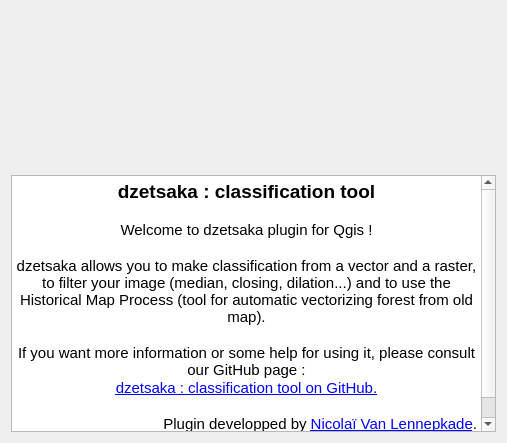
First picture: the form in ui/help_dock.ui, repository nkarasiak/dzetsaka, before the edit.
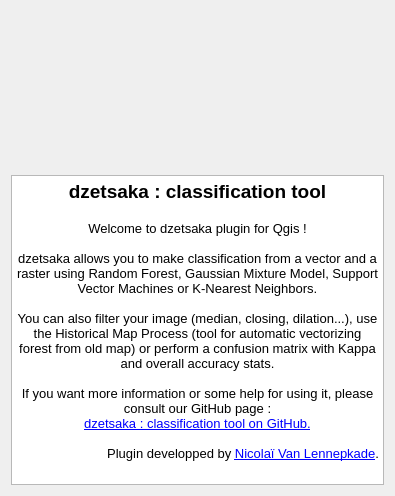
Second picture: the form after the edit. Icons and pictures are not drawn.

```diff
--- a/ui/help_dock.ui
+++ b/ui/help_dock.ui
@@ -6,8 +6,8 @@
    <rect>
     <x>0</x>
     <y>0</y>
-    <width>507</width>
-    <height>443</height>
+    <width>395</width>
+    <height>496</height>
    </rect>
   </property>
   <property name="windowTitle">
@@ -62,18 +62,19 @@
       <string>&lt;!DOCTYPE HTML PUBLIC &quot;-//W3C//DTD HTML 4.0//EN&quot; &quot;http://www.w3.org/TR/REC-html40/strict.dtd&quot;&gt;
 &lt;html&gt;&lt;head&gt;&lt;meta name=&quot;qrichtext&quot; content=&quot;1&quot; /&gt;&lt;style type=&quot;text/css&quot;&gt;
 p, li { white-space: pre-wrap; }
-&lt;/style&gt;&lt;/head&gt;&lt;body style=&quot; font-family:'Ubuntu'; font-size:11pt; font-weight:400; font-style:normal;&quot;&gt;
-&lt;p align=&quot;center&quot; style=&quot; margin-top:0px; margin-bottom:0px; margin-left:0px; margin-right:0px; -qt-block-indent:0; text-indent:0px;&quot;&gt;&lt;span style=&quot; font-size:14pt; font-weight:600;&quot;&gt;dzetsaka : classification tool&lt;/span&gt;&lt;/p&gt;
-&lt;p align=&quot;center&quot; style=&quot;-qt-paragraph-type:empty; margin-top:0px; margin-bottom:0px; margin-left:0px; margin-right:0px; -qt-block-indent:0; text-indent:0px;&quot;&gt;&lt;br /&gt;&lt;/p&gt;
-&lt;p align=&quot;center&quot; style=&quot; margin-top:0px; margin-bottom:0px; margin-left:0px; margin-right:0px; -qt-block-indent:0; text-indent:0px;&quot;&gt;Welcome to dzetsaka plugin for Qgis !&lt;/p&gt;
-&lt;p align=&quot;center&quot; style=&quot;-qt-paragraph-type:empty; margin-top:0px; margin-bottom:0px; margin-left:0px; margin-right:0px; -qt-block-indent:0; text-indent:0px;&quot;&gt;&lt;br /&gt;&lt;/p&gt;
-&lt;p align=&quot;center&quot; style=&quot; margin-top:0px; margin-bottom:0px; margin-left:0px; margin-right:0px; -qt-block-indent:0; text-indent:0px;&quot;&gt;dzetsaka allows you to make classification from a vector and a raster, to filter your image (median, closing, dilation...) and to use the Historical Map Process (tool for automatic vectorizing forest from old map).&lt;/p&gt;
-&lt;p align=&quot;center&quot; style=&quot;-qt-paragraph-type:empty; margin-top:0px; margin-bottom:0px; margin-left:0px; margin-right:0px; -qt-block-indent:0; text-indent:0px;&quot;&gt;&lt;br /&gt;&lt;/p&gt;
-&lt;p align=&quot;center&quot; style=&quot; margin-top:0px; margin-bottom:0px; margin-left:0px; margin-right:0px; -qt-block-indent:0; text-indent:0px;&quot;&gt;If you want more information or some help for using it, please consult our GitHub page :&lt;/p&gt;
-&lt;p align=&quot;center&quot; style=&quot; margin-top:0px; margin-bottom:0px; margin-left:0px; margin-right:0px; -qt-block-indent:0; text-indent:0px;&quot;&gt;&lt;a href=&quot;https://github.com/lennepkade/dzetsaka&quot;&gt;&lt;span style=&quot; text-decoration: underline; color:#0000ff;&quot;&gt;dzetsaka : classification tool on GitHub.&lt;/span&gt;&lt;/a&gt;&lt;/p&gt;
-&lt;p align=&quot;center&quot; style=&quot;-qt-paragraph-type:empty; margin-top:0px; margin-bottom:0px; margin-left:0px; margin-right:0px; -qt-block-indent:0; text-indent:0px; text-decoration: underline; color:#0000ff;&quot;&gt;&lt;br /&gt;&lt;/p&gt;
-&lt;p align=&quot;right&quot; style=&quot; margin-top:0px; margin-bottom:0px; margin-left:0px; margin-right:0px; -qt-block-indent:0; text-indent:0px;&quot;&gt;Plugin developped by &lt;a href=&quot;http://www.lennepka.de&quot;&gt;&lt;span style=&quot; text-decoration: underline; color:#0000ff;&quot;&gt;Nicolaï Van Lennepkade&lt;/span&gt;&lt;/a&gt;.&lt;/p&gt;
-&lt;p align=&quot;center&quot; style=&quot;-qt-paragraph-type:empty; margin-top:0px; margin-bottom:0px; margin-left:0px; margin-right:0px; -qt-block-indent:0; text-indent:0px;&quot;&gt;&lt;br /&gt;&lt;/p&gt;&lt;/body&gt;&lt;/html&gt;</string>
+&lt;/style&gt;&lt;/head&gt;&lt;body style=&quot; font-family:'MS Shell Dlg 2'; font-size:8.25pt; font-weight:400; font-style:normal;&quot;&gt;
+&lt;p align=&quot;center&quot; style=&quot; margin-top:0px; margin-bottom:0px; margin-left:0px; margin-right:0px; -qt-block-indent:0; text-indent:0px;&quot;&gt;&lt;span style=&quot; font-family:'Ubuntu'; font-size:14pt; font-weight:600;&quot;&gt;dzetsaka : classification tool&lt;/span&gt;&lt;/p&gt;
+&lt;p align=&quot;center&quot; style=&quot;-qt-paragraph-type:empty; margin-top:0px; margin-bottom:0px; margin-left:0px; margin-right:0px; -qt-block-indent:0; text-indent:0px; font-family:'Ubuntu'; font-size:11pt;&quot;&gt;&lt;br /&gt;&lt;/p&gt;
+&lt;p align=&quot;center&quot; style=&quot; margin-top:0px; margin-bottom:0px; margin-left:0px; margin-right:0px; -qt-block-indent:0; text-indent:0px;&quot;&gt;&lt;span style=&quot; font-family:'Ubuntu'; font-size:10pt;&quot;&gt;Welcome to dzetsaka plugin for Qgis !&lt;/span&gt;&lt;/p&gt;
+&lt;p align=&quot;center&quot; style=&quot;-qt-paragraph-type:empty; margin-top:0px; margin-bottom:0px; margin-left:0px; margin-right:0px; -qt-block-indent:0; text-indent:0px; font-family:'Ubuntu'; font-size:10pt;&quot;&gt;&lt;br /&gt;&lt;/p&gt;
+&lt;p align=&quot;center&quot; style=&quot; margin-top:0px; margin-bottom:0px; margin-left:0px; margin-right:0px; -qt-block-indent:0; text-indent:0px;&quot;&gt;&lt;span style=&quot; font-family:'Ubuntu'; font-size:10pt;&quot;&gt;dzetsaka allows you to make classification from a vector and a raster using Random Forest, Gaussian Mixture Model, Support Vector Machines or K-Nearest Neighbors.&lt;/span&gt;&lt;/p&gt;
+&lt;p align=&quot;center&quot; style=&quot;-qt-paragraph-type:empty; margin-top:0px; margin-bottom:0px; margin-left:0px; margin-right:0px; -qt-block-indent:0; text-indent:0px; font-family:'Ubuntu'; font-size:10pt;&quot;&gt;&lt;br /&gt;&lt;/p&gt;
+&lt;p align=&quot;center&quot; style=&quot; margin-top:0px; margin-bottom:0px; margin-left:0px; margin-right:0px; -qt-block-indent:0; text-indent:0px;&quot;&gt;&lt;span style=&quot; font-family:'Ubuntu'; font-size:10pt;&quot;&gt;You can also filter your image (median, closing, dilation...), use the Historical Map Process (tool for automatic vectorizing forest from old map) or perform a confusion matrix with Kappa and overall accuracy stats.&lt;/span&gt;&lt;/p&gt;
+&lt;p align=&quot;center&quot; style=&quot;-qt-paragraph-type:empty; margin-top:0px; margin-bottom:0px; margin-left:0px; margin-right:0px; -qt-block-indent:0; text-indent:0px; font-family:'Ubuntu'; font-size:10pt;&quot;&gt;&lt;br /&gt;&lt;/p&gt;
+&lt;p align=&quot;center&quot; style=&quot; margin-top:0px; margin-bottom:0px; margin-left:0px; margin-right:0px; -qt-block-indent:0; text-indent:0px;&quot;&gt;&lt;span style=&quot; font-family:'Ubuntu'; font-size:10pt;&quot;&gt;If you want more information or some help for using it, please consult our GitHub page :&lt;/span&gt;&lt;/p&gt;
+&lt;p align=&quot;center&quot; style=&quot; margin-top:0px; margin-bottom:0px; margin-left:0px; margin-right:0px; -qt-block-indent:0; text-indent:0px;&quot;&gt;&lt;a href=&quot;https://github.com/lennepkade/dzetsaka&quot;&gt;&lt;span style=&quot; font-family:'Ubuntu'; font-size:10pt; text-decoration: underline; color:#0000ff;&quot;&gt;dzetsaka : classification tool on GitHub.&lt;/span&gt;&lt;/a&gt;&lt;/p&gt;
+&lt;p align=&quot;center&quot; style=&quot;-qt-paragraph-type:empty; margin-top:0px; margin-bottom:0px; margin-left:0px; margin-right:0px; -qt-block-indent:0; text-indent:0px; font-family:'Ubuntu'; font-size:10pt; text-decoration: underline; color:#0000ff;&quot;&gt;&lt;br /&gt;&lt;/p&gt;
+&lt;p align=&quot;right&quot; style=&quot; margin-top:0px; margin-bottom:0px; margin-left:0px; margin-right:0px; -qt-block-indent:0; text-indent:0px;&quot;&gt;&lt;span style=&quot; font-family:'Ubuntu'; font-size:10pt;&quot;&gt;Plugin developped by &lt;/span&gt;&lt;a href=&quot;http://www.lennepka.de&quot;&gt;&lt;span style=&quot; font-family:'Ubuntu'; font-size:10pt; text-decoration: underline; color:#0000ff;&quot;&gt;Nicolaï Van Lennepkade&lt;/span&gt;&lt;/a&gt;&lt;span style=&quot; font-family:'Ubuntu'; font-size:10pt;&quot;&gt;.&lt;/span&gt;&lt;/p&gt;&lt;/body&gt;&lt;/html&gt;</string>
      </property>
     </widget>
    </item>
```
